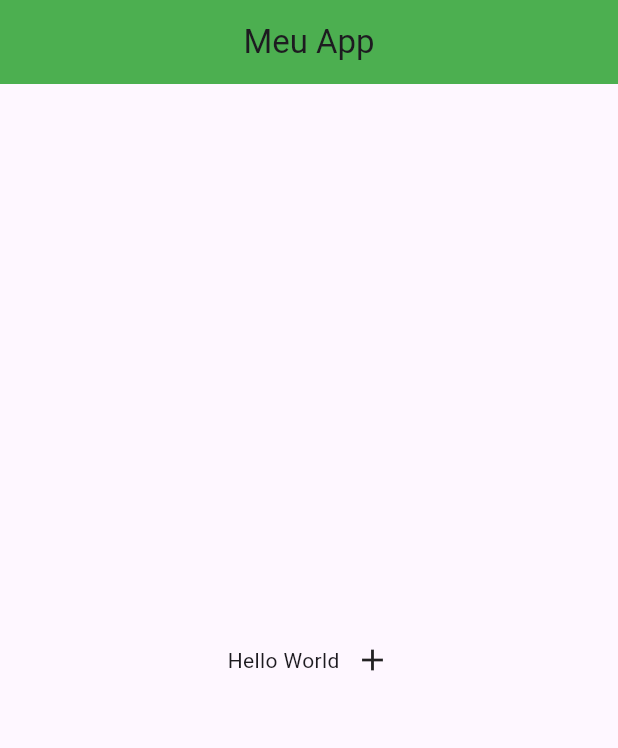
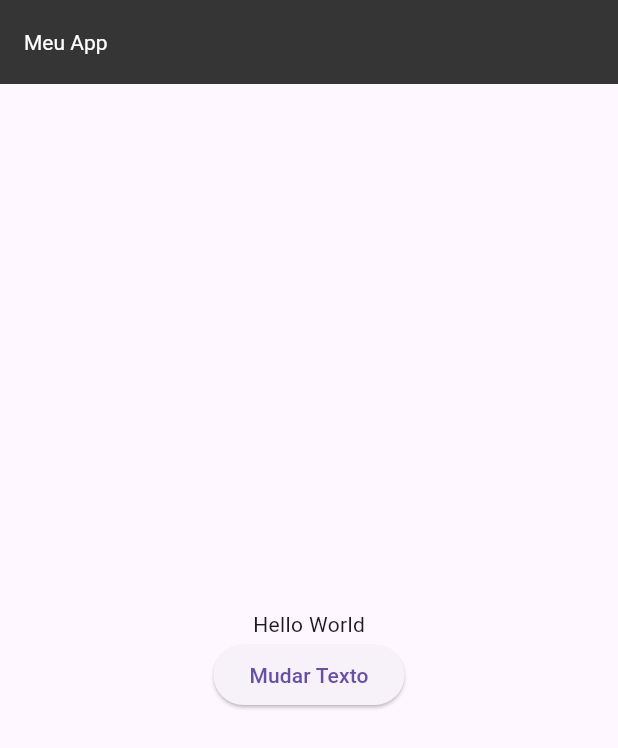
Before and after one commit to matheus20420/Mobile, a Flutter app: the screen it shows after launch, on a phone screen of 412 x 824 dp. Shown: the top 748 px of the screen. Run offline on Flutter 3.47's test engine with Material 3 defaults, Android fonts, the phone set to English and light mode, and no system bars.

Commit message:
final da aula

```diff
--- a/meu_app/lib/main.dart
+++ b/meu_app/lib/main.dart
@@ -1,65 +1,58 @@
 import 'package:flutter/material.dart'; // Não esqueça do import!
 
 void main() {
-  runApp(
-    StatelessApp(),
-  );
+  runApp(StatelessApp());
 }
-
-
 
 class StatelessApp extends StatelessWidget {
   StatelessApp({super.key});
   @override
   Widget build(BuildContext context) {
     return MaterialApp(
+      title: "Meu App",
       home: Scaffold(
         appBar: AppBar(
-          backgroundColor: Colors.green,
-          title: const Center(
-            child: Text("Meu App"),
-          ),
+          backgroundColor: Color.fromRGBO(53, 53, 53, 1),
+          titleTextStyle: TextStyle(color: Color.fromRGBO(255, 255, 255, 1)),
+          title: Text("Meu App"),
         ),
-        body: Center(
-          child: Row(
-            mainAxisAlignment: MainAxisAlignment.center,
-            children: const [
-              Text("Hello World"),
-              SizedBox(width: 10), // Espaço entre os textos
-              Icon(Icons.add)
-            ],
-          ),
-        ),
+        body: PaginaInicial(),
       ),
     );
   }
 }
 
-
 class PaginaInicial extends StatefulWidget {
   @override
   State<PaginaInicial> createState() => _PaginaInicialState();
-
 }
 
 class _PaginaInicialState extends State<PaginaInicial> {
   String texto = "Hello World";
-
+  int contador = 0;
 
   @override
-  Widget build(BuildContext context){
+  Widget build(BuildContext context) {
     return Center(
       child: Column(
+        mainAxisAlignment: MainAxisAlignment.center,
         children: [
           Text(texto),
           ElevatedButton(
             child: Text("Mudar Texto"),
             onPressed: () {
-              texto = "Olá Mundo (Traduzido)";
-            }
+              setState(() {
+                ++contador;
+                if (contador > 1) {
+                  texto = "Hello World (o botão foi clicado $contador vezes";
+                } else {
+                  texto = "Hello World (o botão foi clicado $contador vez";
+                }
+              });
+            },
           ),
         ],
-      )
+      ),
     );
   }
 }
```
Also changed, not shown: meu_app/flutter_01.png (added), meu_app/flutter_02.png (added), meu_app/flutter_03.png (added), meu_app/flutter_04.png (added), meu_app/flutter_05.png (added).
